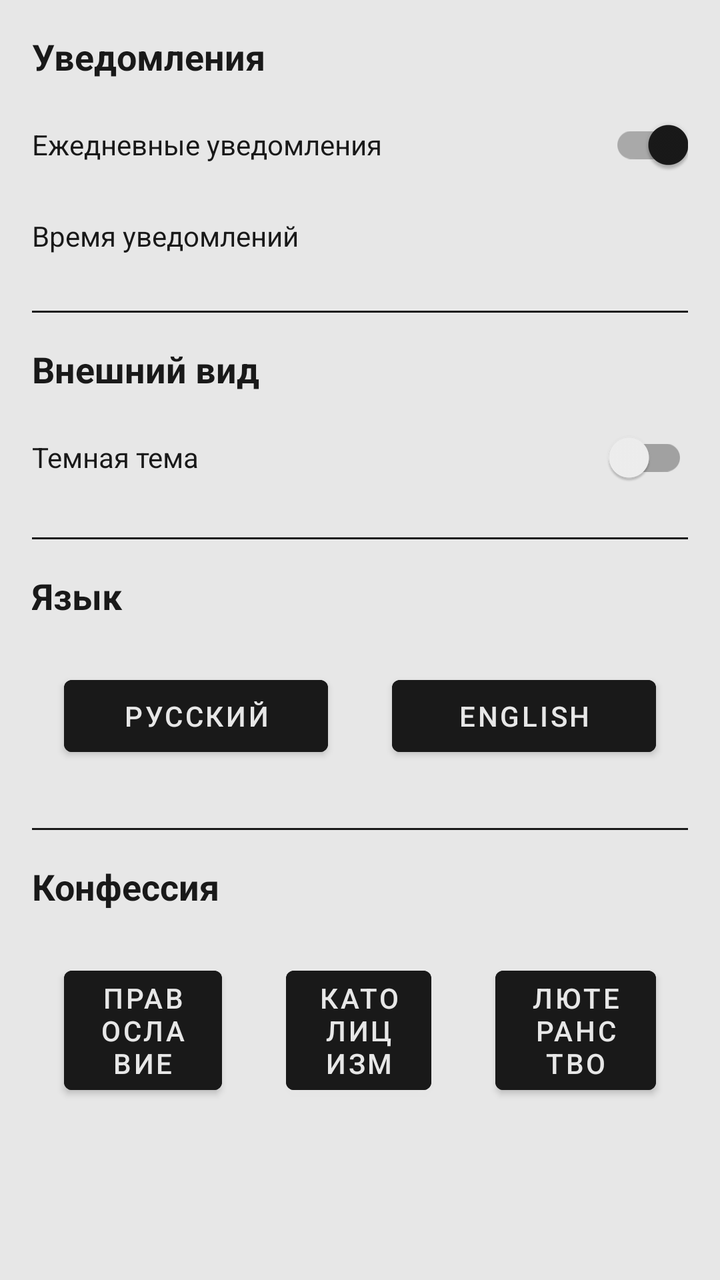
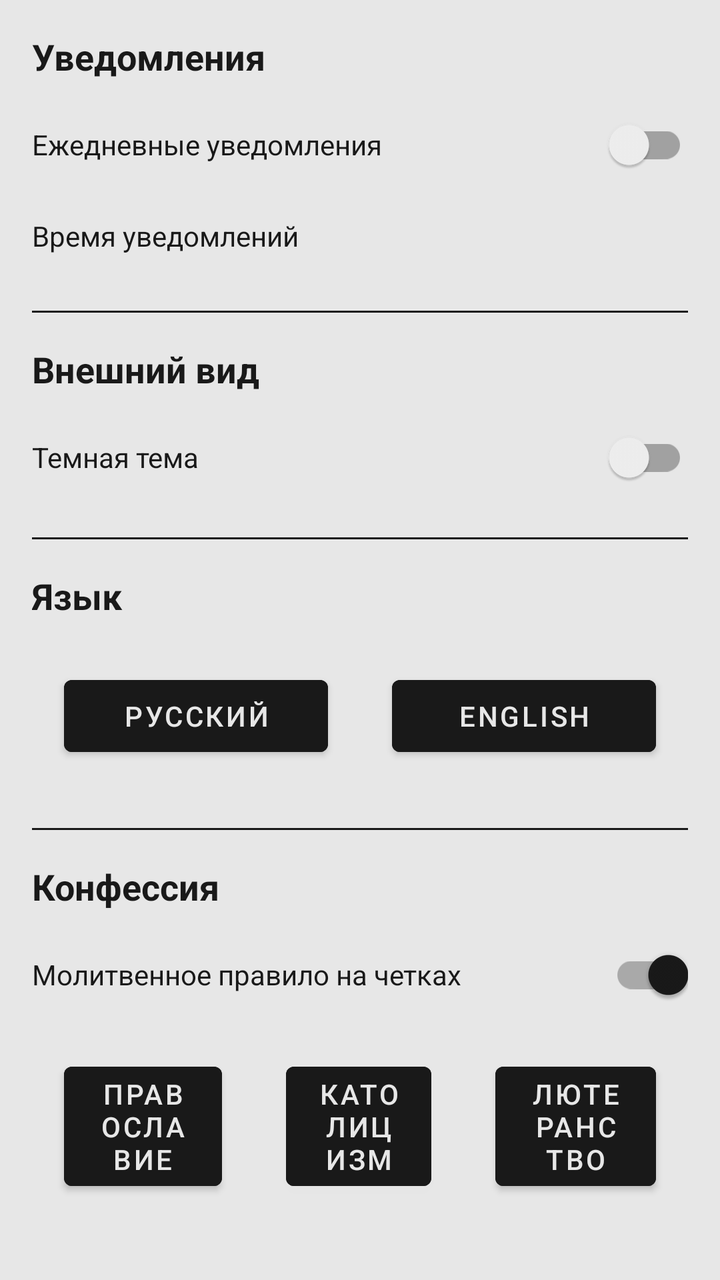

Before-and-after screenshots of an Android layout around one commit, followed by the original layout XML and the change that was made.
<!-- AndroidManifest.xml: application theme Theme.Calendar -->
<!-- res/layout/fragment_settings.xml -->
<?xml version="1.0" encoding="utf-8"?>
<ScrollView xmlns:android="http://schemas.android.com/apk/res/android"
    android:layout_width="match_parent"
    android:layout_height="match_parent"
    android:padding="16dp"
    android:background="@color/main">

    <LinearLayout
        android:layout_width="match_parent"
        android:layout_height="wrap_content"
        android:orientation="vertical">

        <TextView
            android:layout_width="match_parent"
            android:layout_height="wrap_content"
            android:text="@string/notifications"
            android:textSize="18sp"
            android:textStyle="bold"
            android:layout_marginBottom="8dp" />

        <LinearLayout
            android:layout_width="match_parent"
            android:layout_height="wrap_content"
            android:orientation="horizontal"
            android:layout_marginBottom="16dp"
            android:gravity="center_vertical">

            <TextView
                android:layout_width="0dp"
                android:layout_height="wrap_content"
                android:layout_weight="1"
                android:text="@string/daily_notifications"
                />

            <androidx.appcompat.widget.SwitchCompat
                android:id="@+id/switch_notifications"
                android:layout_width="wrap_content"
                android:layout_height="wrap_content"
                android:checked="true" />
        </LinearLayout>

        <LinearLayout
            android:layout_width="match_parent"
            android:layout_height="wrap_content"
            android:orientation="horizontal"
            android:gravity="center_vertical">

            <TextView
                android:layout_width="wrap_content"
                android:layout_height="wrap_content"
                android:text="@string/notification_time"
                android:layout_marginBottom="8dp" />

            <TextView
                android:id="@+id/notification_time"
                android:layout_width="wrap_content"
                android:layout_height="wrap_content"
                android:layout_weight="1"
                android:layout_marginBottom="8dp"
                android:textAlignment="textEnd"
                android:backgroundTint="@color/accent"
                android:popupBackground="@color/main"/>
        </LinearLayout>

        <View
            android:layout_width="match_parent"
            android:layout_height="1dp"
            android:background="@color/accent"
            android:layout_marginVertical="16dp" />

        <TextView
            android:layout_width="match_parent"
            android:layout_height="wrap_content"
            android:text="@string/appearance"
            android:textSize="18sp"
            android:textStyle="bold"
            android:layout_marginBottom="8dp" />

        <LinearLayout
            android:layout_width="match_parent"
            android:layout_height="wrap_content"
            android:orientation="horizontal"
            android:gravity="center_vertical">

            <TextView
                android:layout_width="0dp"
                android:layout_height="wrap_content"
                android:layout_weight="1"
                android:text="@string/dark_mode"
                />

            <androidx.appcompat.widget.SwitchCompat
                android:id="@+id/switch_dark_theme"
                android:layout_width="wrap_content"
                android:layout_height="wrap_content" />
        </LinearLayout>

        <View
            android:layout_width="match_parent"
            android:layout_height="1dp"
            android:background="@color/accent"
            android:layout_marginVertical="16dp" />

        <TextView
            android:layout_width="match_parent"
            android:layout_height="wrap_content"
            android:text="@string/language"
            android:textSize="18sp"
            android:textStyle="bold"
            android:layout_marginBottom="8dp" />

        <LinearLayout
            android:layout_width="match_parent"
            android:layout_height="wrap_content"
            android:orientation="horizontal"
            android:gravity="center_vertical">
            <Button
                android:id="@+id/buttonRussian"
                android:layout_width="100dp"
                android:layout_height="wrap_content"
                android:layout_weight="1"
                android:text="Русский"
                android:backgroundTint="@color/accent"
                android:textColor="@color/main"
                android:layout_margin="16dp" />
            <Button
                android:id="@+id/buttonEnglish"
                android:layout_width="100dp"
                android:layout_height="wrap_content"
                android:layout_weight="1"
                android:text="English"
                android:backgroundTint="@color/accent"
                android:textColor="@color/main"
                android:layout_margin="16dp" />
        </LinearLayout>

        <View
            android:layout_width="match_parent"
            android:layout_height="1dp"
            android:background="@color/accent"
            android:layout_marginVertical="16dp" />

        <TextView
            android:layout_width="match_parent"
            android:layout_height="wrap_content"
            android:text="@string/confession"
            android:textSize="18sp"
            android:textStyle="bold"
            android:layout_marginBottom="8dp" />

        <LinearLayout
            android:layout_width="match_parent"
            android:layout_height="wrap_content"
            android:orientation="horizontal"
            android:layout_marginBottom="16dp"
            android:gravity="center_vertical">
            <Button
                android:id="@+id/buttonOrt"
                android:layout_width="wrap_content"
                android:layout_height="wrap_content"
                android:layout_weight="1"
                android:text="@string/confession_ort"
                android:backgroundTint="@color/accent"
                android:textColor="@color/main"
                android:layout_margin="16dp" />
            <Button
                android:id="@+id/buttonCat"
                android:layout_width="wrap_content"
                android:layout_height="wrap_content"
                android:layout_weight="1"
                android:text="@string/confession_cat"
                android:backgroundTint="@color/accent"
                android:textColor="@color/main"
                android:layout_margin="16dp" />
            <Button
                android:id="@+id/buttonLut"
                android:layout_width="wrap_content"
                android:layout_height="wrap_content"
                android:layout_weight="1"
                android:text="@string/confession_lut"
                android:backgroundTint="@color/accent"
                android:textColor="@color/main"
                android:layout_margin="16dp" />
        </LinearLayout>

    </LinearLayout>
</ScrollView>
<!-- resources referenced by this layout -->
<resources>
  <color name="accent">#191919</color>
  <color name="main">#E7E7E7</color>
  <string name="appearance">Внешний вид</string>
  <string name="confession">Конфессия</string>
  <string name="confession_cat">Католицизм</string>
  <string name="confession_lut">Лютеранство</string>
  <string name="confession_ort">Православие</string>
  <string name="daily_notifications">Ежедневные уведомления</string>
  <string name="dark_mode">Темная тема</string>
  <string name="language">Язык</string>
  <string name="notification_time">Время уведомлений</string>
  <string name="notifications">Уведомления</string>
  <style name="Theme.Calendar" parent="Theme.MaterialComponents.DayNight.NoActionBar">
          <item name="colorPrimary">@color/main</item>
          <item name="colorPrimaryVariant">@color/main</item>
          <item name="colorOnPrimary">@color/accent</item>
          <item name="colorSecondary">@color/accent</item>
          <item name="colorSecondaryVariant">@color/accent</item>
          <item name="colorOnSecondary">@color/main</item>
          <item name="android:statusBarColor">?attr/colorPrimaryVariant</item>
          <item name="android:windowLightStatusBar">true</item>
          <item name="android:textColor">@color/accent</item>
          <item name="android:textColorPrimary">@color/accent</item>
          <item name="android:textColorSecondary">@color/accent</item>
          <item name="android:textColorTertiary">@color/accent</item>
      </style>
</resources>

<!-- the commit's change to res/layout/fragment_settings.xml (unified diff, before → after) -->
@@ -35,8 +35,7 @@
             <androidx.appcompat.widget.SwitchCompat
                 android:id="@+id/switch_notifications"
                 android:layout_width="wrap_content"
-                android:layout_height="wrap_content"
-                android:checked="true" />
+                android:layout_height="wrap_content"/>
         </LinearLayout>
 
         <LinearLayout
@@ -152,6 +151,26 @@
             android:layout_width="match_parent"
             android:layout_height="wrap_content"
             android:orientation="horizontal"
+            android:gravity="center_vertical">
+
+            <TextView
+                android:layout_width="0dp"
+                android:layout_height="wrap_content"
+                android:layout_weight="1"
+                android:text="@string/switch_rosary"
+                />
+
+            <androidx.appcompat.widget.SwitchCompat
+                android:id="@+id/switch_rosary"
+                android:layout_width="wrap_content"
+                android:layout_height="wrap_content"
+                android:checked="true"/>
+        </LinearLayout>
+
+        <LinearLayout
+            android:layout_width="match_parent"
+            android:layout_height="wrap_content"
+            android:orientation="horizontal"
             android:layout_marginBottom="16dp"
             android:gravity="center_vertical">
             <Button
@@ -182,6 +201,5 @@
                 android:textColor="@color/main"
                 android:layout_margin="16dp" />
         </LinearLayout>
-
     </LinearLayout>
 </ScrollView>
<!-- resource entries referenced after the edit -->
@@ -12,6 +12,7 @@
   <string name="language">Язык</string>
   <string name="notification_time">Время уведомлений</string>
   <string name="notifications">Уведомления</string>
+  <string name="switch_rosary">Молитвенное правило на четках</string>
   <style name="Theme.Calendar" parent="Theme.MaterialComponents.DayNight.NoActionBar">
           <item name="colorPrimary">@color/main</item>
           <item name="colorPrimaryVariant">@color/main</item>
